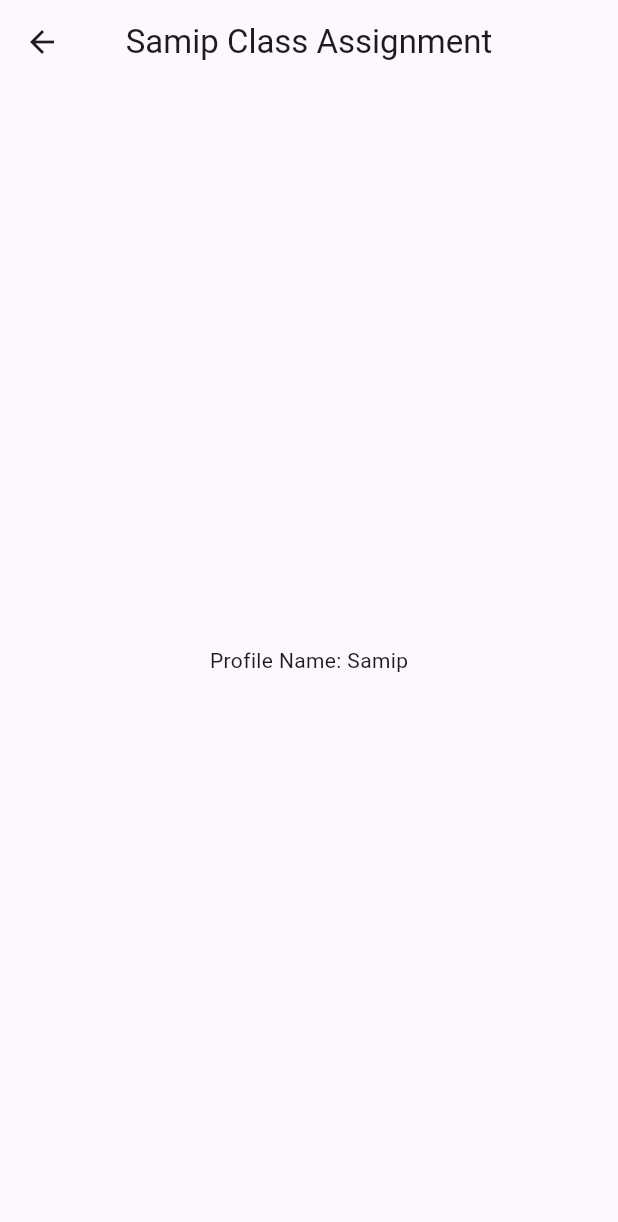
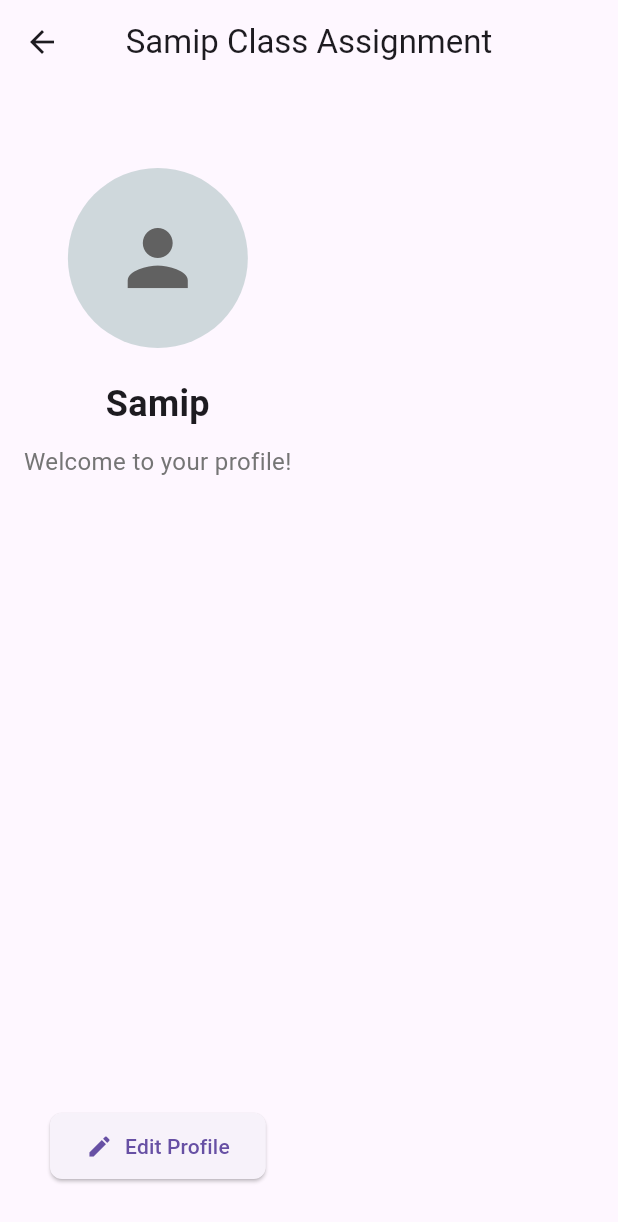
Before and after one commit to Samip-Subedi/class-assingment-2, a Flutter app: the ProfileView screen opened directly, on a phone screen of 412 x 824 dp. Shown: the top 1222 px of the screen. Run offline on Flutter 3.47's test engine with Material 3 defaults, Android fonts, the phone set to English and light mode, and no system bars; our stand-ins replace bloc, flutter_bloc.

Commit message:
profile page updated

```diff
--- a/lib/view/profile_view.dart
+++ b/lib/view/profile_view.dart
@@ -7,7 +7,6 @@ class ProfileView extends StatelessWidget {
 
   @override
   Widget build(BuildContext context) {
-    final profileCubit = context.read<ProfileCubit>();
     return Scaffold(
       appBar: AppBar(
         title: const Text('Samip Class Assignment'),
@@ -15,8 +14,71 @@ class ProfileView extends StatelessWidget {
       ),
       body: BlocBuilder<ProfileCubit, String>(
         builder: (context, profileName) {
-          return Center(
-            child: Text('Profile Name: $profileName'),
+          return Padding(
+            padding: const EdgeInsets.all(16.0),
+            child: Column(
+              crossAxisAlignment: CrossAxisAlignment.center,
+              children: [
+                const SizedBox(height: 40), // Space between AppBar and picture
+
+                // Profile Picture at the Top Middle
+                CircleAvatar(
+                  radius: 60,
+                  backgroundColor: Colors.blueGrey[100],
+                  child: Icon(
+                    Icons.person,
+                    size: 60,
+                    color: Colors.grey[700],
+                  ),
+                ),
+
+                const SizedBox(height: 20), // Space below the picture
+
+                // Profile Name
+                Text(
+                  profileName.isNotEmpty ? profileName : 'No Name Available',
+                  style: const TextStyle(
+                    fontSize: 24,
+                    fontWeight: FontWeight.bold,
+                  ),
+                  textAlign: TextAlign.center,
+                ),
+
+                const SizedBox(height: 10),
+
+                // Subtitle
+                Text(
+                  'Welcome to your profile!',
+                  style: TextStyle(
+                    fontSize: 16,
+                    color: Colors.grey[600],
+                  ),
+                  textAlign: TextAlign.center,
+                ),
+
+                const Spacer(), // Pushes the button to the bottom
+
+                // Edit Profile Button
+                ElevatedButton.icon(
+                  onPressed: () {
+                    // Implement edit functionality here
+                  },
+                  icon: const Icon(Icons.edit),
+                  label: const Text('Edit Profile'),
+                  style: ElevatedButton.styleFrom(
+                    padding: const EdgeInsets.symmetric(
+                      horizontal: 24.0,
+                      vertical: 12.0,
+                    ),
+                    shape: RoundedRectangleBorder(
+                      borderRadius: BorderRadius.circular(8),
+                    ),
+                  ),
+                ),
+
+                const SizedBox(height: 20), // Space at the bottom
+              ],
+            ),
           );
         },
       ),
```
